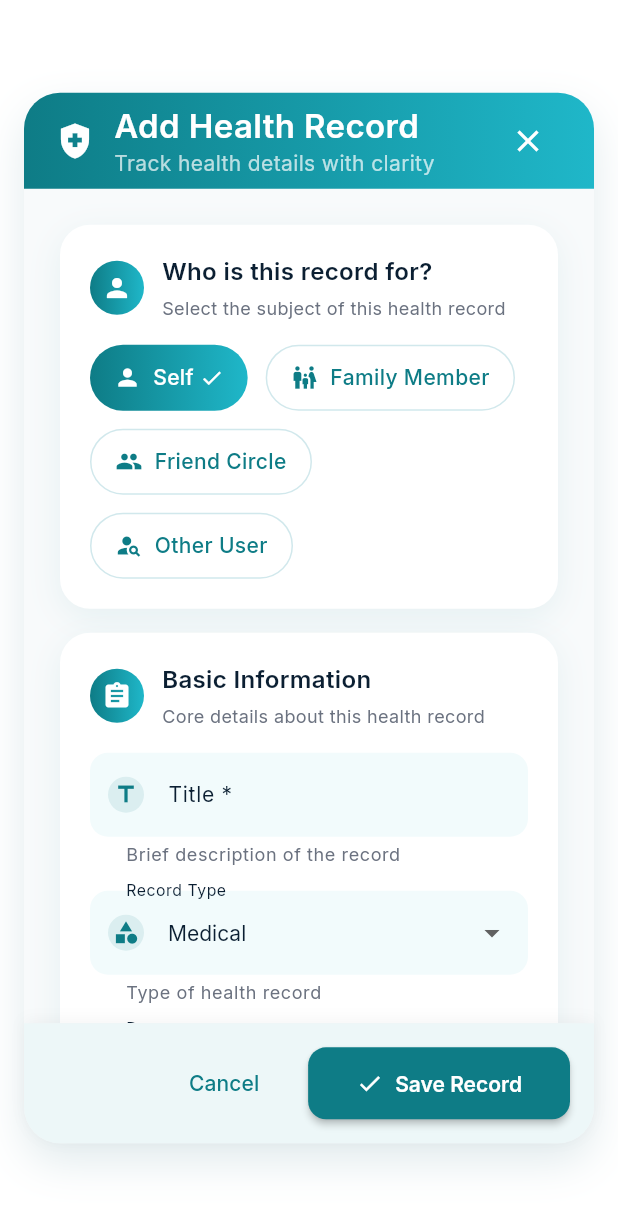
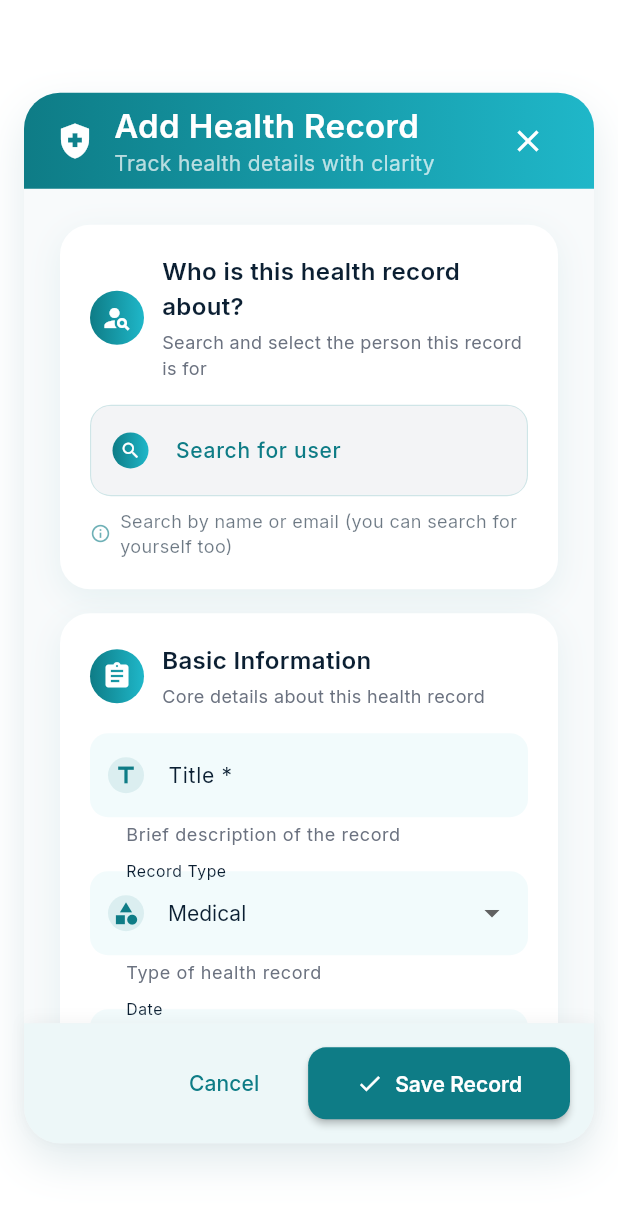
Before and after one commit to mistergaurav/memoryhub, a Flutter app: the AddHealthRecordDialog widget shown alone on an empty page, opened directly, on a phone screen of 412 x 824 dp. Shown: the top 1205 px of the screen. Run offline on Flutter 3.47's test engine with Material 3 defaults, Android fonts, the phone set to English and light mode, and no system bars; our stand-ins replace carousel_slider, file_picker, google_fonts, image_picker, qr_flutter, share_plus and 3 more; missing offline and left inert: jwt_decode; accounts and stored records are empty; network calls fail.

Commit message:
Update health record form to ask about relationship to the subject
Modify the health record dialog and controller to use a relationship type instead of a subject type, and implement snackbar error handling for validation.

Replit-Commit-Author: Agent
Replit-Commit-Session-Id: edaf66c9-ecde-4a8c-88f8-db08c9206342
Replit-Commit-Checkpoint-Type: intermediate_checkpoint
Replit-Commit-Event-Id: 37708916-7f4e-40fd-8ada-dea5a1439a7b
Replit-Commit-Screenshot-Url: https://storage.googleapis.com/screenshot-production-us-central1/6baab76b-4210-4b53-881d-3aa5991a4b12/edaf66c9-ecde-4a8c-88f8-db08c9206342/Wg2c5Xa

```diff
--- a/memory_hub_app/lib/dialogs/family/add_health_record_dialog.dart
+++ b/memory_hub_app/lib/dialogs/family/add_health_record_dialog.dart
@@ -28,7 +28,7 @@ class _AddHealthRecordDialogState extends State<AddHealthRecordDialog> with Sing
   DateTime _selectedDate = DateTime.now();
   bool _isConfidential = true;
 
-  String _subjectType = 'self';
+  String? _relationshipType;
   String? _selectedFamilyMemberId;
   String? _selectedFriendCircleId;
   UserSearchResult? _selectedUser;
@@ -194,14 +194,28 @@ class _AddHealthRecordDialogState extends State<AddHealthRecordDialog> with Sing
     }
 
     final subjectValidation = _controller.validateSubjectSelection(
-      subjectType: _subjectType,
+      relationshipType: _relationshipType,
       selectedFamilyMemberId: _selectedFamilyMemberId,
       selectedFriendCircleId: _selectedFriendCircleId,
       selectedUser: _selectedUser,
     );
 
     if (subjectValidation != null) {
-      setState(() {});
+      ScaffoldMessenger.of(context).showSnackBar(
+        SnackBar(
+          content: Row(
+            children: [
+              const Icon(Icons.error_outline, color: Colors.white),
+              const SizedBox(width: 12),
+              Expanded(child: Text(subjectValidation)),
+            ],
+          ),
+          backgroundColor: _errorRed,
+          behavior: SnackBarBehavior.floating,
+          shape: RoundedRectangleBorder(borderRadius: BorderRadius.circular(12)),
+          margin: const EdgeInsets.all(16),
+        ),
+      );
       return;
     }
 
@@ -211,7 +225,21 @@ class _AddHealthRecordDialogState extends State<AddHealthRecordDialog> with Sing
     );
 
     if (reminderValidation != null) {
-      setState(() {});
+      ScaffoldMessenger.of(context).showSnackBar(
+        SnackBar(
+          content: Row(
+            children: [
+              const Icon(Icons.error_outline, color: Colors.white),
+              const SizedBox(width: 12),
+              Expanded(child: Text(reminderValidation)),
+            ],
+          ),
+          backgroundColor: _errorRed,
+          behavior: SnackBarBehavior.floating,
+          shape: RoundedRectangleBorder(borderRadius: BorderRadius.circular(12)),
+          margin: const EdgeInsets.all(16),
+        ),
+      );
       return;
     }
 
@@ -225,7 +253,7 @@ class _AddHealthRecordDialogState extends State<AddHealthRecordDialog> with Sing
       severity: _severity,
       notes: _notesController.text,
       isConfidential: _isConfidential,
-      subjectType: _subjectType,
+      relationshipType: _relationshipType,
       selectedFamilyMemberId: _selectedFamilyMemberId,
       selectedFriendCircleId: _selectedFriendCircleId,
       selectedUser: _selectedUser,
@@ -271,7 +299,7 @@ class _AddHealthRecordDialogState extends State<AddHealthRecordDialog> with Sing
       severity: _severity,
       notes: _notesController.text,
       isConfidential: _isConfidential,
-      subjectType: _subjectType,
+      relationshipType: _relationshipType,
       selectedFamilyMemberId: _selectedFamilyMemberId,
       selectedFriendCircleId: _selectedFriendCircleId,
       selectedUser: _selectedUser,
@@ -653,84 +681,24 @@ class _AddHealthRecordDialogState extends State<AddHealthRecordDialog> with Sing
                   padding: const EdgeInsets.all(24),
                   children: [
                     _buildSectionCard(
-                      title: 'Who is this record for?',
-                      icon: Icons.person,
-                      helperText: 'Select the subject of this health record',
+                      title: 'Who is this health record about?',
+                      icon: Icons.person_search,
+                      helperText: 'Search and select the person this record is for',
                       children: [
-                        Wrap(
-                          spacing: 12,
-                          runSpacing: 12,
-                          children: [
-                            _buildChoiceChip(
-                              label: 'Self',
-                              icon: Icons.person,
-                              selected: _subjectType == 'self',
-                              onTap: () {
+                        UserSearchAutocomplete(
+                          onUserSelected: (user) {
                             setState(() {
-                                  _subjectType = 'self';
-                                  _selectedFamilyMemberId = null;
-                                  _selectedFriendCircleId = null;
-                                  _animationController.reverse();
-                                });
-                              },
-                            ),
-                            _buildChoiceChip(
-                              label: 'Family Member',
-                              icon: Icons.family_restroom,
-                              selected: _subjectType == 'family',
-                              onTap: () {
-                                setState(() {
-                                  _subjectType = 'family';
-                                  _selectedFriendCircleId = null;
-                                  _animationController.forward();
-                                });
-                              },
-                            ),
-                            _buildChoiceChip(
-                              label: 'Friend Circle',
-                              icon: Icons.people,
-                              selected: _subjectType == 'friend',
-                              onTap: () {
-                                setState(() {
-                                  _subjectType = 'friend';
-                                  _selectedFamilyMemberId = null;
-                                  _selectedUser = null;
-                                  _animationController.forward();
-                                });
-                              },
-                            ),
-                            _buildChoiceChip(
-                              label: 'Other User',
-                              icon: Icons.person_search,
-                              selected: _subjectType == 'user',
-                              onTap: () {
-                                setState(() {
-                                  _subjectType = 'user';
+                              _selectedUser = user;
+                              _relationshipType = null;
                               _selectedFamilyMemberId = null;
                               _selectedFriendCircleId = null;
                               _animationController.forward();
                             });
                           },
-                            ),
-                          ],
-                        ),
-                        if (_subjectType != 'self')
-                          SizeTransition(
-                            sizeFactor: _dropdownAnimation,
-                            child: Padding(
-                              padding: const EdgeInsets.only(top: 16),
-                              child: _subjectType == 'user'
-                                  ? Column(
-                                      crossAxisAlignment: CrossAxisAlignment.start,
-                                      children: [
-                                        UserSearchAutocomplete(
-                                          onUserSelected: (user) {
-                                            setState(() => _selectedUser = user);
-                                          },
-                                          helpText: 'Search by name or email to find users in your family circle',
+                          helpText: 'Search by name or email (you can search for yourself too)',
                         ),
                         if (_selectedUser != null) ...[
-                                          const SizedBox(height: 12),
+                          const SizedBox(height: 16),
                           Container(
                             padding: const EdgeInsets.all(16),
                             decoration: BoxDecoration(
@@ -745,7 +713,7 @@ class _AddHealthRecordDialogState extends State<AddHealthRecordDialog> with Sing
                               children: [
                                 Container(
                                   padding: const EdgeInsets.all(8),
-                                                  decoration: BoxDecoration(
+                                  decoration: const BoxDecoration(
                                     color: _successGreen,
                                     shape: BoxShape.circle,
                                   ),
@@ -790,25 +758,84 @@ class _AddHealthRecordDialogState extends State<AddHealthRecordDialog> with Sing
                                 IconButton(
                                   icon: const Icon(Icons.close, color: _errorRed),
                                   onPressed: () {
-                                                    setState(() => _selectedUser = null);
+                                    setState(() {
+                                      _selectedUser = null;
+                                      _relationshipType = null;
+                                      _selectedFamilyMemberId = null;
+                                      _selectedFriendCircleId = null;
+                                      _animationController.reverse();
+                                    });
                                   },
                                   tooltip: 'Remove selection',
                                 ),
                               ],
                             ),
                           ),
+                          const SizedBox(height: 20),
+                          SizeTransition(
+                            sizeFactor: _dropdownAnimation,
+                            child: Column(
+                              crossAxisAlignment: CrossAxisAlignment.start,
+                              children: [
+                                Text(
+                                  'What is your relationship to this person?',
+                                  style: GoogleFonts.inter(
+                                    fontSize: 15,
+                                    fontWeight: FontWeight.w600,
+                                    color: _typographyDark,
+                                  ),
+                                ),
+                                const SizedBox(height: 12),
+                                Wrap(
+                                  spacing: 12,
+                                  runSpacing: 12,
+                                  children: [
+                                    _buildChoiceChip(
+                                      label: 'This is for me',
+                                      icon: Icons.person,
+                                      selected: _relationshipType == 'self',
+                                      onTap: () {
+                                        setState(() {
+                                          _relationshipType = 'self';
+                                          _selectedFamilyMemberId = null;
+                                          _selectedFriendCircleId = null;
+                                        });
+                                      },
+                                    ),
+                                    _buildChoiceChip(
+                                      label: 'This person is in my family',
+                                      icon: Icons.family_restroom,
+                                      selected: _relationshipType == 'family',
+                                      onTap: () {
+                                        setState(() {
+                                          _relationshipType = 'family';
+                                          _selectedFriendCircleId = null;
+                                        });
+                                      },
+                                    ),
+                                    _buildChoiceChip(
+                                      label: 'This person is in my circle',
+                                      icon: Icons.people,
+                                      selected: _relationshipType == 'friend',
+                                      onTap: () {
+                                        setState(() {
+                                          _relationshipType = 'friend';
+                                          _selectedFamilyMemberId = null;
+                                        });
+                                      },
+                                    ),
                                   ],
-                                      ],
-                                    )
-                                  : _subjectType == 'family'
-                                  ? (_loadingMembers
+                                ),
+                                if (_relationshipType == 'family') ...[
+                                  const SizedBox(height: 16),
+                                  _loadingMembers
                                       ? const Center(child: CircularProgressIndicator(color: _accentAqua))
                                       : DropdownButtonFormField<String>(
                                           value: _selectedFamilyMemberId,
                                           decoration: _buildInputDecoration(
                                             label: 'Select Family Member',
                                             icon: Icons.person_outline,
-                                            helperText: 'Choose who this record is for',
+                                            helperText: 'Choose which family member this corresponds to',
                                           ),
                                           items: _familyMembers.map((member) {
                                             return DropdownMenuItem(
@@ -821,15 +848,18 @@ class _AddHealthRecordDialogState extends State<AddHealthRecordDialog> with Sing
                                               _selectedFamilyMemberId = value;
                                             });
                                           },
-                                        ))
-                                  : (_loadingCircles
+                                        ),
+                                ],
+                                if (_relationshipType == 'friend') ...[
+                                  const SizedBox(height: 16),
+                                  _loadingCircles
                                       ? const Center(child: CircularProgressIndicator(color: _accentAqua))
                                       : DropdownButtonFormField<String>(
                                           value: _selectedFriendCircleId,
                                           decoration: _buildInputDecoration(
                                             label: 'Select Friend Circle',
                                             icon: Icons.group_outlined,
-                                            helperText: 'Choose which circle this record is for',
+                                            helperText: 'Choose which circle this person belongs to',
                                           ),
                                           items: _friendCircles.map((circle) {
                                             return DropdownMenuItem(
@@ -842,9 +872,12 @@ class _AddHealthRecordDialogState extends State<AddHealthRecordDialog> with Sing
                                               _selectedFriendCircleId = value;
                                             });
                                           },
-                                        )),
+                                        ),
+                                ],
+                              ],
                             ),
                           ),
+                        ],
                       ],
                     ),
                     const SizedBox(height: 16),
--- a/memory_hub_app/lib/dialogs/family/controllers/add_health_record_controller.dart
+++ b/memory_hub_app/lib/dialogs/family/controllers/add_health_record_controller.dart
@@ -74,19 +74,22 @@ class AddHealthRecordController extends ChangeNotifier {
   }
 
   String? validateSubjectSelection({
-    required String subjectType,
+    String? relationshipType,
     String? selectedFamilyMemberId,
     String? selectedFriendCircleId,
     UserSearchResult? selectedUser,
   }) {
-    if (subjectType == 'family' && selectedFamilyMemberId == null) {
-      return 'Please select a family member';
+    if (selectedUser == null) {
+      return 'Please search and select a user first';
     }
-    if (subjectType == 'friend' && selectedFriendCircleId == null) {
-      return 'Please select a friend circle';
+    if (relationshipType == null) {
+      return 'Please specify your relationship to this person';
     }
-    if (subjectType == 'user' && selectedUser == null) {
-      return 'Please search and select a user';
+    if (relationshipType == 'family' && selectedFamilyMemberId == null) {
+      return 'Please select a family member from the dropdown';
+    }
+    if (relationshipType == 'friend' && selectedFriendCircleId == null) {
+      return 'Please select a friend circle from the dropdown';
     }
     return null;
   }
@@ -182,7 +185,7 @@ class AddHealthRecordController extends ChangeNotifier {
     required String severity,
     required String notes,
     required bool isConfidential,
-    required String subjectType,
+    String? relationshipType,
     String? selectedFamilyMemberId,
     String? selectedFriendCircleId,
     UserSearchResult? selectedUser,
@@ -217,18 +220,15 @@ class AddHealthRecordController extends ChangeNotifier {
         'is_confidential': isConfidential,
       };
 
-      if (subjectType == 'self') {
+      if (relationshipType == 'self') {
         recordData['subject_type'] = 'self';
         recordData['subject_user_id'] = userId;
-      } else if (subjectType == 'family') {
+      } else if (relationshipType == 'family') {
         recordData['subject_type'] = 'family';
         recordData['subject_family_member_id'] = selectedFamilyMemberId;
-      } else if (subjectType == 'friend') {
+      } else if (relationshipType == 'friend') {
         recordData['subject_type'] = 'friend';
         recordData['subject_friend_circle_id'] = selectedFriendCircleId;
-      } else if (subjectType == 'user' && selectedUser != null) {
-        recordData['subject_type'] = 'self';
-        recordData['subject_user_id'] = selectedUser.id;
       }
 
       await _familyService.createHealthRecord(recordData);
@@ -255,7 +255,7 @@ class AddHealthRecordController extends ChangeNotifier {
     required String severity,
     required String notes,
     required bool isConfidential,
-    required String subjectType,
+    String? relationshipType,
     String? selectedFamilyMemberId,
     String? selectedFriendCircleId,
     UserSearchResult? selectedUser,
@@ -282,7 +282,7 @@ class AddHealthRecordController extends ChangeNotifier {
       severity: severity,
       notes: notes,
       isConfidential: isConfidential,
-      subjectType: subjectType,
+      relationshipType: relationshipType,
       selectedFamilyMemberId: selectedFamilyMemberId,
       selectedFriendCircleId: selectedFriendCircleId,
       selectedUser: selectedUser,
```
Also changed, not shown: 3 other files. Lines whose indentation alone changed are shown as unchanged.
